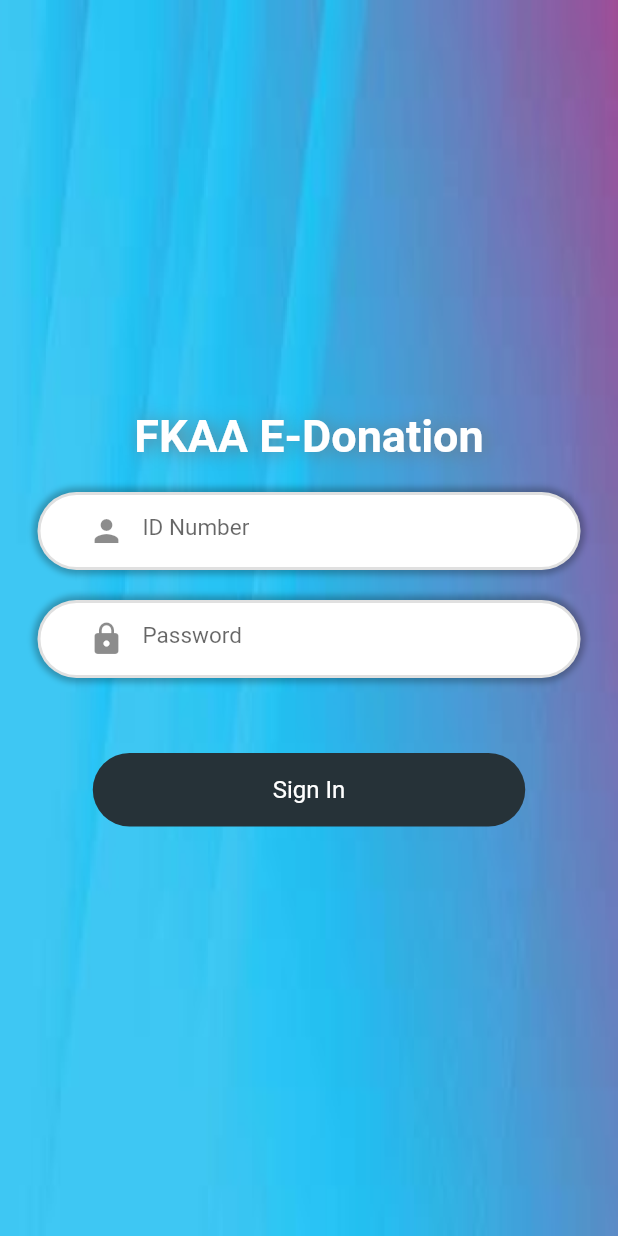
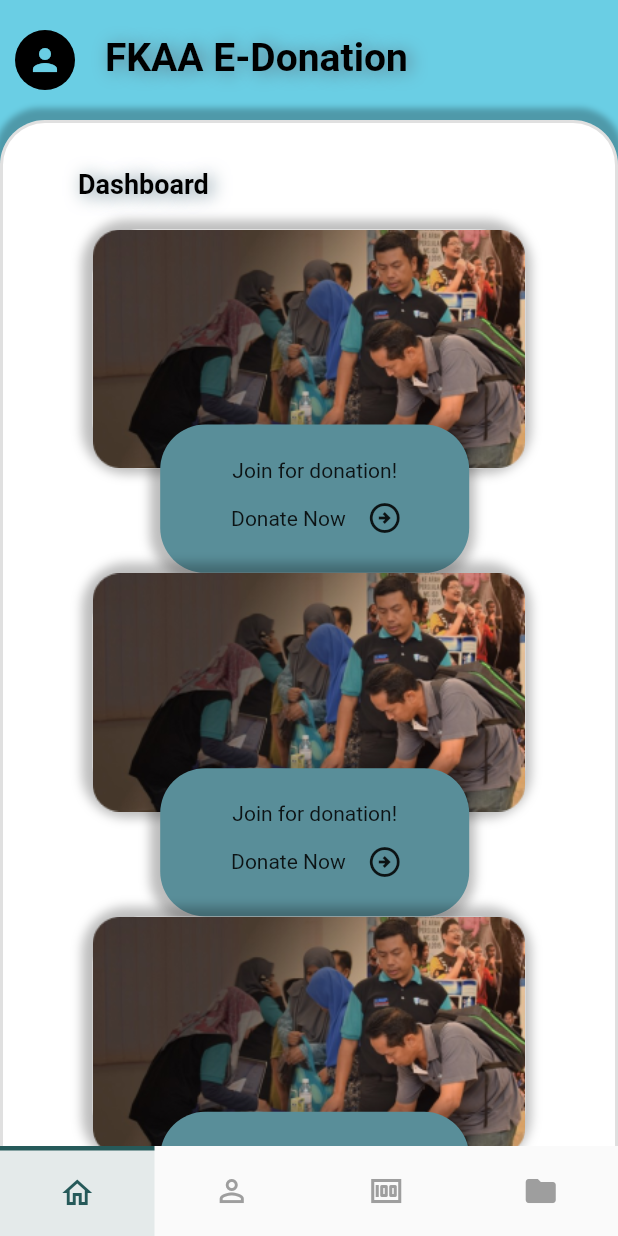
Before and after one commit to ApizMan/sdwProject, a Flutter app: the screen it shows after launch, after a tap on "Sign In", on a phone screen of 412 x 824 dp. Run offline on Flutter 3.47's test engine with Material 2 defaults, Android fonts, the phone set to English and light mode, and no system bars; Roboto replaces fonts that are missing (Poppins).

Commit message:
Add existing file

```diff
--- /dev/null
+++ b/lib/alumni/application/application_alumni.dart
@@ -0,0 +1,17 @@
+import 'package:flutter/cupertino.dart';
+import 'package:flutter/src/widgets/container.dart';
+import 'package:flutter/src/widgets/framework.dart';
+
+class ApplicationAlumni extends StatefulWidget {
+  const ApplicationAlumni({super.key});
+
+  @override
+  State<ApplicationAlumni> createState() => _ApplicationAlumniState();
+}
+
+class _ApplicationAlumniState extends State<ApplicationAlumni> {
+  @override
+  Widget build(BuildContext context) {
+    return Text("Application");
+  }
+}
--- /dev/null
+++ b/lib/alumni/homepage_alumni/components/body_homepage.dart
@@ -0,0 +1,52 @@
+import 'package:fkaa_donation/alumni/homepage_alumni/components/item_body.dart';
+import 'package:flutter/cupertino.dart';
+import 'package:flutter/material.dart';
+import 'package:flutter/src/widgets/container.dart';
+import 'package:flutter/src/widgets/framework.dart';
+
+class BodyHomepage extends StatefulWidget {
+  const BodyHomepage({super.key});
+
+  @override
+  State<BodyHomepage> createState() => _BodyHomepageState();
+}
+
+class _BodyHomepageState extends State<BodyHomepage> {
+  @override
+  Widget build(BuildContext context) {
+    return SingleChildScrollView(
+      child: Column(
+        crossAxisAlignment: CrossAxisAlignment.start,
+        children: [
+          SizedBox(
+            height: 30,
+          ),
+          Row(
+            mainAxisAlignment: MainAxisAlignment.start,
+            children: [
+              SizedBox(
+                width: 50,
+              ),
+              Text(
+                "Dashboard",
+                style: TextStyle(
+                  fontSize: 18,
+                  color: Colors.black,
+                  fontWeight: FontWeight.bold,
+                  shadows: [
+                    Shadow(
+                      color: Colors.blueGrey.shade500,
+                      blurRadius: 15,
+                      offset: Offset.fromDirection(10, -3.0),
+                    ),
+                  ],
+                ),
+              ),
+            ],
+          ),
+          ItemBody(),
+        ],
+      ),
+    );
+  }
+}
--- /dev/null
+++ b/lib/alumni/homepage_alumni/components/item_body.dart
@@ -0,0 +1,129 @@
+import 'package:fkaa_donation/constant.dart';
+import 'package:flutter/cupertino.dart';
+import 'package:flutter/material.dart';
+import 'package:flutter/src/widgets/container.dart';
+import 'package:flutter/src/widgets/framework.dart';
+
+class ItemBody extends StatefulWidget {
+  const ItemBody({super.key});
+
+  @override
+  State<ItemBody> createState() => _ItemBodyState();
+}
+
+class _ItemBodyState extends State<ItemBody> {
+  List<String> imageCard = [
+    'assets/images/imgCard.png',
+    'assets/images/imgCard.png',
+    'assets/images/imgCard.png',
+  ];
+
+  @override
+  Widget build(BuildContext context) {
+    return SingleChildScrollView(
+      physics: BouncingScrollPhysics(),
+      child: Column(
+        crossAxisAlignment: CrossAxisAlignment.center,
+        children: [
+          ListView.builder(
+              shrinkWrap: true,
+              itemCount: imageCard.length,
+              itemBuilder: (context, index) {
+                return SingleChildScrollView(
+                  child: Center(
+                    child: Stack(
+                      clipBehavior: Clip.none,
+                      children: [
+                        SizedBox(
+                            width: MediaQuery.of(context).size.width * 0.7,
+                            child: Column(
+                              crossAxisAlignment: CrossAxisAlignment.center,
+                              children: [
+                                SizedBox(
+                                  height: 20,
+                                ),
+                                Container(
+                                  margin: EdgeInsets.only(bottom: 50.0),
+                                  child: Image(
+                                    image: AssetImage(
+                                      imageCard[index],
+                                    ),
+                                    fit: BoxFit.fill,
+                                  ),
+                                  decoration: BoxDecoration(
+                                    color: kWhite,
+                                    boxShadow: [
+                                      BoxShadow(
+                                        offset: Offset.fromDirection(10, 2.0),
+                                        color: Colors.black26,
+                                        spreadRadius: 5.0,
+                                        blurRadius: 5.0,
+                                      ),
+                                    ],
+                                    borderRadius:
+                                        BorderRadius.all(Radius.circular(30)),
+                                  ),
+                                ),
+                              ],
+                            )),
+                        Positioned(
+                          top: 150,
+                          left: 45,
+                          child: Container(
+                            alignment: Alignment.center,
+                            height: MediaQuery.of(context).size.height * 0.12,
+                            width: MediaQuery.of(context).size.width * 0.5,
+                            child: Column(
+                              mainAxisAlignment: MainAxisAlignment.center,
+                              children: [
+                                SizedBox(
+                                  height: 10,
+                                ),
+                                Text('Join for donation!'),
+                                Row(
+                                  mainAxisAlignment: MainAxisAlignment.center,
+                                  children: [
+                                    SizedBox(
+                                      width: 15,
+                                    ),
+                                    Text('Donate Now'),
+                                    SizedBox(
+                                      width: 2,
+                                    ),
+                                    GestureDetector(
+                                        onTap: () {},
+                                        child: IconButton(
+                                          icon: Icon(
+                                            Icons.arrow_circle_right_outlined,
+                                          ),
+                                          onPressed: () {},
+                                        ))
+                                  ],
+                                ),
+                              ],
+                            ),
+                            decoration: BoxDecoration(
+                              color: boxHomepage,
+                              boxShadow: [
+                                BoxShadow(
+                                  offset: Offset.fromDirection(10, 2.0),
+                                  color: Colors.black26,
+                                  spreadRadius: 5.0,
+                                  blurRadius: 5.0,
+                                ),
+                              ],
+                              borderRadius:
+                                  BorderRadius.all(Radius.circular(30)),
+                            ),
+                          ),
+                        ),
+                      ],
+                    ),
+                  ),
+                );
+              }),
+        ],
+      ),
+    );
+  }
+}
--- /dev/null
+++ b/lib/alumni/homepage_alumni/homepage_alumni.dart
@@ -0,0 +1,120 @@
+// ignore_for_file: deprecated_member_use
+
+import 'package:fkaa_donation/alumni/homepage_alumni/components/body_homepage.dart';
+import 'package:fkaa_donation/constant.dart';
+import 'package:flutter/material.dart';
+import 'package:flutter/src/widgets/container.dart';
+import 'package:flutter/src/widgets/framework.dart';
+
+class HomePageAlumni extends StatefulWidget {
+  const HomePageAlumni({super.key});
+
+  @override
+  State<HomePageAlumni> createState() => _HomePageAlumniState();
+}
+
+class _HomePageAlumniState extends State<HomePageAlumni> {
+  @override
+  Widget build(BuildContext context) {
+    return Column(
+      mainAxisSize: MainAxisSize.min,
+      children: [
+        SingleChildScrollView(
+          child: Stack(
+            clipBehavior: Clip.none,
+            alignment: Alignment.center,
+            children: [
+              Container(
+                height: MediaQuery.of(context).size.height * 2.0,
+                width: double.infinity,
+                decoration: BoxDecoration(
+                  color: appBarBackground,
+                ),
+                child: Row(
+                  crossAxisAlignment: CrossAxisAlignment.start,
+                  children: [
+                    SizedBox(
+                      width: 10,
+                    ),
+                    Column(
+                      children: [
+                        SizedBox(
+                          height: 20,
+                        ),
+                        GestureDetector(
+                          onTap: () {},
+                          child: CircleAvatar(
+                            backgroundColor: Colors.black,
+                            child: Icon(
+                              Icons.person,
+                              color: appBarBackground,
+                            ),
+                          ),
+                        ),
+                      ],
+                    ),
+                    SizedBox(
+                      width: 20,
+                    ),
+                    Column(
+                      children: [
+                        SizedBox(
+                          height: 23,
+                        ),
+                        Text(
+                          "FKAA E-Donation",
+                          style: TextStyle(
+                            shadows: [
+                              Shadow(
+                                color: Colors.blueGrey.shade500,
+                                blurRadius: 15,
+                                offset: Offset.fromDirection(10, -3.0),
+                              ),
+                            ],
+                            fontSize: 26,
+                            color: Colors.black,
+                            fontWeight: FontWeight.bold,
+                          ),
+                        ),
+                      ],
+                    ),
+                  ],
+                ),
+              ),
+              Positioned(
+                top: 80,
+                child: Container(
+                  width: MediaQuery.of(context).size.width * 1.0,
+                  height: MediaQuery.of(context).size.height * 2.0,
+                  child: SingleChildScrollView(
+                    physics: BouncingScrollPhysics(),
+                    child: BodyHomepage(),
+                  ),
+                  decoration: BoxDecoration(
+                    color: kWhite,
+                    border: Border.all(
+                      width: 2,
+                      color: Colors.black12,
+                    ),
+                    boxShadow: [
+                      BoxShadow(
+                        offset: Offset.fromDirection(11, 5.0),
+                        color: Colors.black26,
+                        spreadRadius: 3.0,
+                        blurRadius: 3.0,
+                      ),
+                    ],
+                    borderRadius: BorderRadius.only(
+                      topLeft: Radius.circular(30),
+                      topRight: Radius.circular(30),
+                    ),
+                  ),
+                ),
+              )
+            ],
+          ),
+        ),
+      ],
+    );
+  }
+}
--- /dev/null
+++ b/lib/alumni/profile/alumni_profile.dart
@@ -0,0 +1,19 @@
+import 'package:flutter/cupertino.dart';
+import 'package:flutter/src/widgets/container.dart';
+import 'package:flutter/src/widgets/framework.dart';
+
+class AlumniProfile extends StatefulWidget {
+  const AlumniProfile({super.key});
+
+  @override
+  State<AlumniProfile> createState() => _AlumniProfileState();
+}
+
+class _AlumniProfileState extends State<AlumniProfile> {
+  @override
+  Widget build(BuildContext context) {
+    return Center(
+      child: Container(),
+    );
+  }
+}
--- a/lib/constant.dart
+++ b/lib/constant.dart
@@ -0,0 +1,14 @@
+import 'package:flutter/material.dart';
+
+const kTextPrimary = Colors.black;
+const kButton = Color.fromRGBO(38, 55, 117, 1);
+const kTextLink = Color.fromRGBO(34, 87, 117, 1);
+const kHeader = Color.fromRGBO(47, 52, 71, 1);
+const kBg = Color.fromRGBO(244, 245, 250, 1);
+const kBlue = Colors.blue;
+const kBlack = Colors.black;
+const kWhite = Colors.white;
+const kPrimaryColor = Color.fromARGB(255, 56, 107, 169);
+const appBarBackground = Color.fromRGBO(106, 206, 228, 1);
+const boxHomepage = Color.fromRGBO(89, 142, 153, 1);
+const appBarcolor = Color.fromRGBO(38, 90, 90, 1);
--- a/lib/login/login.dart
+++ b/lib/login/login.dart
@@ -1,3 +1,6 @@
+import 'package:fkaa_donation/constant.dart';
+import 'package:fkaa_donation/alumni/homepage_alumni/homepage_alumni.dart';
+import 'package:fkaa_donation/navigation_bar/navigation.dart';
 import 'package:flutter/material.dart';
 import 'package:flutter/src/widgets/container.dart';
 import 'package:flutter/src/widgets/framework.dart';
@@ -9,7 +12,15 @@ class Login extends StatefulWidget {
   State<Login> createState() => _LoginState();
 }
 
+List<String> typeUser = [
+  "Staff",
+  "Alumni",
+  "Student",
+];
+
 class _LoginState extends State<Login> {
+  String dropdownValue = typeUser.first;
+
   @override
   Widget build(BuildContext context) {
     return SafeArea(
@@ -19,14 +30,30 @@ class _LoginState extends State<Login> {
           height: double.infinity,
           decoration: BoxDecoration(
             image: DecorationImage(
-              image: AssetImage('assets/images/imgBack.png'),
+              image: AssetImage('assets/images/imgBack.jpeg'),
               fit: BoxFit.fill,
             ),
           ),
+          child: SingleChildScrollView(
+            physics: BouncingScrollPhysics(),
             child: Center(
               child: Column(
                 mainAxisAlignment: MainAxisAlignment.center,
                 children: [
+                  SizedBox(
+                    height: 20,
+                  ),
+                  //Logo
+                  Container(
+                    width: 170,
+                    height: 150,
+                    decoration: BoxDecoration(
+                      image: DecorationImage(
+                        image: AssetImage('assets/images/logo.png'),
+                        fit: BoxFit.fill,
+                      ),
+                    ),
+                  ),
                   //Title
                   Text(
                     "FKAA E-Donation",
@@ -34,7 +61,7 @@ class _LoginState extends State<Login> {
                       fontSize: 30,
                       fontFamily: "Poppins",
                       fontWeight: FontWeight.bold,
-                    color: Colors.white,
+                      color: kTextPrimary,
                       shadows: [
                         Shadow(
                           color: Colors.blueGrey.shade500,
@@ -123,13 +150,63 @@ class _LoginState extends State<Login> {
                   ),
                   //space
                   const SizedBox(
-                  height: 50,
+                    height: 10,
+                  ),
+                  Padding(
+                    padding: const EdgeInsets.fromLTRB(24.0, 10, 24.0, 0),
+                    child: Container(
+                      height: 60,
+                      decoration: BoxDecoration(
+                        color: Colors.white,
+                        border: Border.all(
+                          width: 2,
+                          color: Colors.black12,
+                        ),
+                        boxShadow: [
+                          BoxShadow(
+                            color: Colors.black26,
+                            spreadRadius: 3.0,
+                            blurRadius: 3.0,
+                          ),
+                        ],
+                        borderRadius: BorderRadius.circular(30),
+                      ),
+                      child: DropdownButtonFormField(
+                        elevation: 0,
+                        onChanged: (value) {},
+                        decoration: InputDecoration(
+                          border: OutlineInputBorder(
+                            borderSide: BorderSide.none,
+                          ),
+                        ),
+                        items: typeUser
+                            .map<DropdownMenuItem<String>>((String value) {
+                          return DropdownMenuItem(
+                              value: value, child: Text(value));
+                        }).toList(),
+                        value: dropdownValue,
+                      ),
+                    ),
+                  ),
+                  //space
+                  const SizedBox(
+                    height: 100,
                   ),
                   //sign in button
                   Padding(
                     padding: const EdgeInsets.symmetric(horizontal: 25.0),
                     child: GestureDetector(
-                    onTap: () {},
+                      onTap: () {
+                        setState(() {
+                          Navigator.pop(context);
+                          Navigator.push(
+                            context,
+                            MaterialPageRoute(
+                              builder: (context) => Navigation(),
+                            ),
+                          );
+                        });
+                      },
                       child: Container(
                         padding: const EdgeInsets.symmetric(
                           vertical: 15.0,
@@ -137,7 +214,7 @@ class _LoginState extends State<Login> {
                         ),
                         decoration: BoxDecoration(
                           borderRadius: BorderRadius.circular(30),
-                        color: Colors.blueGrey[900],
+                          color: kButton,
                         ),
                         child: Text(
                           "Sign In",
@@ -149,7 +226,24 @@ class _LoginState extends State<Login> {
                       ),
                     ),
                   ),
+                  const SizedBox(
+                    height: 20,
+                  ),
+                  GestureDetector(
+                    child: Text(
+                      "I want to donate Anonymously!",
+                      style: TextStyle(
+                        color: kTextLink,
+                        decoration: TextDecoration.underline,
+                      ),
+                    ),
+                    onTap: () {},
+                  ),
+                  SizedBox(
+                    height: 20,
+                  ),
                 ],
+              ),
             ),
           ),
         ),
--- /dev/null
+++ b/lib/navigation_bar/custom_bottom_navigation_bar.dart
@@ -0,0 +1,80 @@
+import 'package:fkaa_donation/constant.dart';
+import 'package:flutter/material.dart';
+
+class CustomBottomNavigationBar extends StatefulWidget {
+  final int defaultSelectedIndex;
+  final Function(int) onChange;
+  final List<IconData> iconList;
+
+  CustomBottomNavigationBar(
+      {this.defaultSelectedIndex = 0,
+      required this.iconList,
+      required this.onChange});
+
+  @override
+  _CustomBottomNavigationBarState createState() =>
+      _CustomBottomNavigationBarState();
+}
+
+class _CustomBottomNavigationBarState extends State<CustomBottomNavigationBar> {
+  int _selectedIndex = 0;
+  List<IconData> _iconList = [];
+
+  @override
+  void initState() {
+    // TODO: implement initState
+    super.initState();
+
+    _selectedIndex = widget.defaultSelectedIndex;
+    _iconList = widget.iconList;
+  }
+
+  @override
+  Widget build(BuildContext context) {
+    List<Widget> _navBarItemList = [];
+    //Get icon list and add into _navBarItemList
+    for (var i = 0; i < _iconList.length; i++) {
+      _navBarItemList.add(buildNavBarItem(_iconList[i], i));
+    }
+    //Show item in icon in row inside bottom navigation bar
+    return Row(
+      children: _navBarItemList,
+    );
+  }
+
+  //Update selected page's icon and update index for body content used
+  Widget buildNavBarItem(IconData icon, int index) {
+    return GestureDetector(
+      onTap: () {
+        widget.onChange(index);
+        setState(() {
+          _selectedIndex = index;
+        });
+      },
+      child: Container(
+        height: 60,
+        width: MediaQuery.of(context).size.width /
+            _iconList.length, //Suitable for device size and number of icon
+        decoration: index == _selectedIndex
+            ? BoxDecoration(
+                border: Border(
+                  top: BorderSide(
+                      width: 3,
+                      color: appBarcolor), //Top border line for selected icon
+                ),
+                color: index == _selectedIndex
+                    ? appBarcolor
+                        .withOpacity(0.1) //Color of selected background
+                    : Colors.white,
+              )
+            : BoxDecoration(),
+        child: Icon(
+          icon,
+          color: index == _selectedIndex
+              ? appBarcolor
+              : Colors.grey, //Color of selected icon
+        ),
+      ),
+    );
+  }
+}
--- /dev/null
+++ b/lib/navigation_bar/navigation.dart
@@ -0,0 +1,54 @@
+import 'package:fkaa_donation/alumni/application/application_alumni.dart';
+import 'package:fkaa_donation/alumni/homepage_alumni/homepage_alumni.dart';
+import 'package:fkaa_donation/alumni/profile/alumni_profile.dart';
+import 'package:fkaa_donation/navigation_bar/custom_bottom_navigation_bar.dart';
+import 'package:flutter/material.dart';
+
+class Navigation extends StatefulWidget {
+  @override
+  _NavigationState createState() => _NavigationState();
+}
+
+class _NavigationState extends State<Navigation> {
+  int _selectedItem = 0;
+  //Options or page show in body when selected
+  static List<Widget> _widgetOptions = <Widget>[
+    HomePageAlumni(),
+    AlumniProfile(),
+    Text("Donation"),
+    ApplicationAlumni(),
+  ];
+  @override
+  Widget build(BuildContext context) {
+    return SafeArea(
+      child: Scaffold(
+        bottomNavigationBar: CustomBottomNavigationBar(
+          iconList: [
+            Icons.home_outlined,
+            Icons.person_outline_outlined,
+            Icons.money,
+            Icons.folder,
+          ],
+          onChange: (val) {
+            setState(
+              () {
+                _selectedItem = val;
+                // _selectedItem == 1
+                //     ? Navigator.push(
+                //         context,
+                //         MaterialPageRoute(
+                //           builder: (context) => HomePageAlumni(),
+                //         ))
+                //     : null;
+              },
+            );
+          },
+          defaultSelectedIndex: 0,
+        ),
+        //Body content of selected option from navigation bar
+        body: SingleChildScrollView(
+            child: _widgetOptions.elementAt(_selectedItem)),
+      ),
+    );
+  }
+}
```
Also changed, not shown: assets/images/imgBack.jpeg (added), assets/images/imgBack.png (deleted), assets/images/imgCard.png (added), assets/images/logo.png (added). Lines whose indentation alone changed are shown as unchanged.
